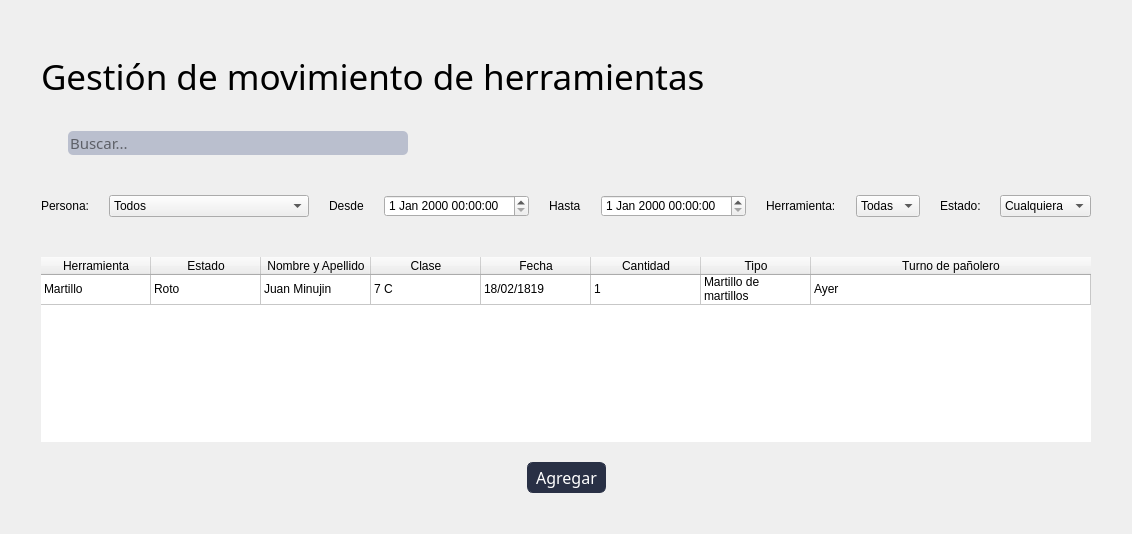
Qt form blustock/uis/movimientos.ui (MaxAPBusiness/Blustock) before a commit.
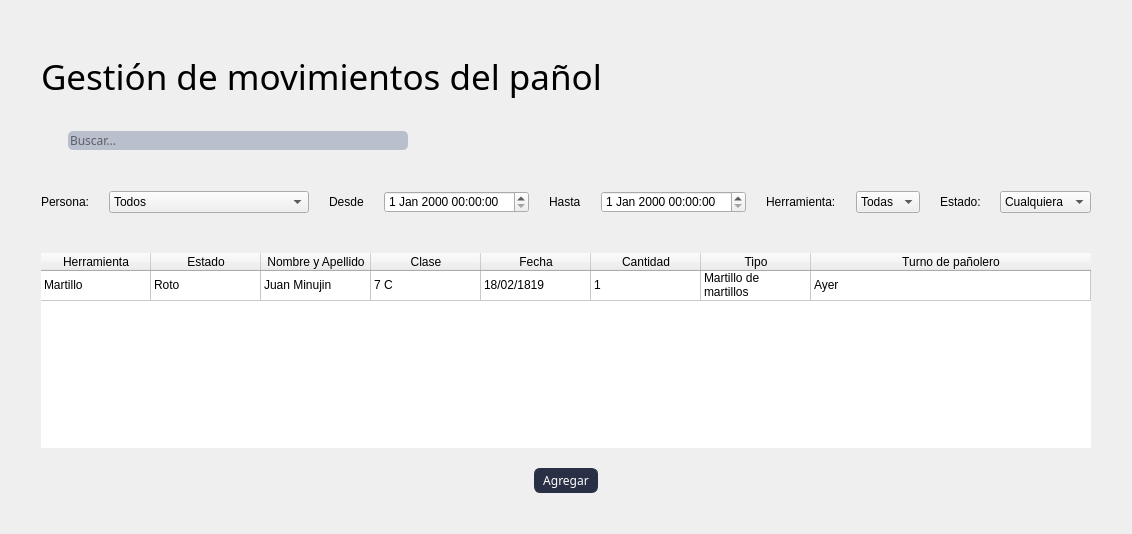
The same form after that commit. Icons and pictures are not drawn.

The edit to the form file:
```diff
--- a/blustock/uis/movimientos.ui
+++ b/blustock/uis/movimientos.ui
@@ -6,7 +6,7 @@
    <rect>
     <x>0</x>
     <y>0</y>
-    <width>767</width>
+    <width>895</width>
     <height>534</height>
    </rect>
   </property>
@@ -177,14 +177,14 @@
        </property>
        <property name="font">
         <font>
-         <family>Oswald</family>
+         <family>Oswald,sans-serif</family>
          <pointsize>-1</pointsize>
          <weight>50</weight>
          <bold>false</bold>
         </font>
        </property>
        <property name="text">
-        <string>Gestión de movimiento de herramientas</string>
+        <string>Gestión de movimientos del pañol</string>
        </property>
       </widget>
      </item>
@@ -222,8 +222,7 @@
          </property>
          <property name="font">
           <font>
-           <family>Oswald</family>
-           <pointsize>11</pointsize>
+           <family>Oswald,sans-serif</family>
            <weight>50</weight>
            <bold>false</bold>
           </font>
@@ -497,8 +496,7 @@
         <widget class="QPushButton" name="pushButton_2">
          <property name="font">
           <font>
-           <family>Oswald</family>
-           <pointsize>12</pointsize>
+           <family>Oswald,sans-serif</family>
            <weight>50</weight>
            <bold>false</bold>
           </font>
```
